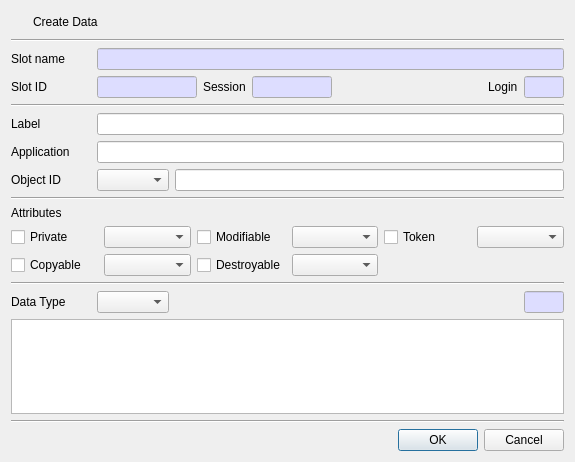
First picture: the form in CryptokiMan/create_data_dlg.ui, repository jykim74/CryptokiMan, before the edit.
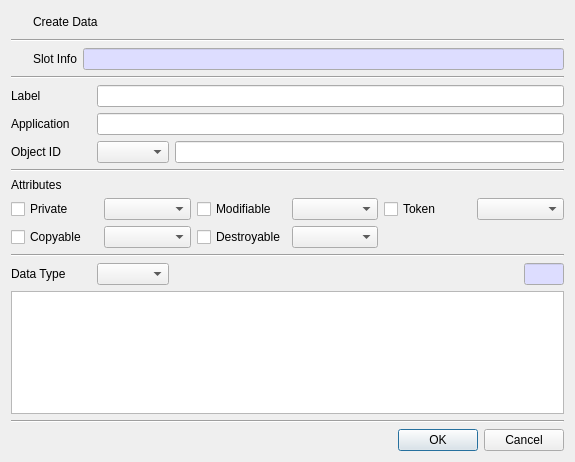
Second picture: the form after the edit. Icons and pictures are not drawn.

Diff of the .ui file:
```diff
--- a/CryptokiMan/create_data_dlg.ui
+++ b/CryptokiMan/create_data_dlg.ui
@@ -63,21 +63,8 @@
      <property name="topMargin">
       <number>0</number>
      </property>
-     <item row="0" column="0">
-      <widget class="QLabel" name="label">
-       <property name="minimumSize">
-        <size>
-         <width>80</width>
-         <height>0</height>
-        </size>
-       </property>
-       <property name="text">
-        <string>Slot name</string>
-       </property>
-      </widget>
-     </item>
-     <item row="0" column="1">
-      <widget class="QLineEdit" name="mSlotNameText">
+     <item row="0" column="2">
+      <widget class="QLineEdit" name="mSlotInfoText">
        <property name="palette">
         <palette>
          <active>
@@ -110,208 +97,44 @@
        </property>
       </widget>
      </item>
-    </layout>
-   </item>
-   <item>
-    <layout class="QGridLayout" name="gridLayout_2">
-     <property name="topMargin">
-      <number>0</number>
-     </property>
-     <item row="0" column="2">
-      <widget class="QLabel" name="label_3">
-       <property name="text">
-        <string>Session</string>
-       </property>
-      </widget>
-     </item>
      <item row="0" column="1">
-      <widget class="QLineEdit" name="mSlotIDText">
-       <property name="maximumSize">
-        <size>
-         <width>100</width>
-         <height>16777215</height>
-        </size>
-       </property>
-       <property name="palette">
-        <palette>
-         <active>
-          <colorrole role="Base">
-           <brush brushstyle="SolidPattern">
-            <color alpha="255">
-             <red>221</red>
-             <green>221</green>
-             <blue>255</blue>
-            </color>
-           </brush>
-          </colorrole>
-         </active>
-         <inactive>
-          <colorrole role="Base">
-           <brush brushstyle="SolidPattern">
-            <color alpha="255">
-             <red>221</red>
-             <green>221</green>
-             <blue>255</blue>
-            </color>
-           </brush>
-          </colorrole>
-         </inactive>
-         <disabled>
-          <colorrole role="Base">
-           <brush brushstyle="SolidPattern">
-            <color alpha="255">
-             <red>240</red>
-             <green>240</green>
-             <blue>240</blue>
-            </color>
-           </brush>
-          </colorrole>
-         </disabled>
-        </palette>
-       </property>
-       <property name="readOnly">
-        <bool>true</bool>
-       </property>
-      </widget>
-     </item>
-     <item row="0" column="6">
-      <widget class="QLineEdit" name="mLoginText">
+      <widget class="QLabel" name="label">
        <property name="minimumSize">
         <size>
-         <width>40</width>
+         <width>0</width>
          <height>0</height>
         </size>
        </property>
-       <property name="maximumSize">
-        <size>
-         <width>40</width>
-         <height>16777215</height>
-        </size>
-       </property>
-       <property name="palette">
-        <palette>
-         <active>
-          <colorrole role="Base">
-           <brush brushstyle="SolidPattern">
-            <color alpha="255">
-             <red>221</red>
-             <green>221</green>
-             <blue>255</blue>
-            </color>
-           </brush>
-          </colorrole>
-         </active>
-         <inactive>
-          <colorrole role="Base">
-           <brush brushstyle="SolidPattern">
-            <color alpha="255">
-             <red>221</red>
-             <green>221</green>
-             <blue>255</blue>
-            </color>
-           </brush>
-          </colorrole>
-         </inactive>
-         <disabled>
-          <colorrole role="Base">
-           <brush brushstyle="SolidPattern">
-            <color alpha="255">
-             <red>240</red>
-             <green>240</green>
-             <blue>240</blue>
-            </color>
-           </brush>
-          </colorrole>
-         </disabled>
-        </palette>
-       </property>
-       <property name="readOnly">
-        <bool>true</bool>
-       </property>
-      </widget>
-     </item>
-     <item row="0" column="3">
-      <widget class="QLineEdit" name="mSessionText">
-       <property name="maximumSize">
-        <size>
-         <width>80</width>
-         <height>16777215</height>
-        </size>
-       </property>
-       <property name="palette">
-        <palette>
-         <active>
-          <colorrole role="Base">
-           <brush brushstyle="SolidPattern">
-            <color alpha="255">
-             <red>221</red>
-             <green>221</green>
-             <blue>255</blue>
-            </color>
-           </brush>
-          </colorrole>
-         </active>
-         <inactive>
-          <colorrole role="Base">
-           <brush brushstyle="SolidPattern">
-            <color alpha="255">
-             <red>221</red>
-             <green>221</green>
-             <blue>255</blue>
-            </color>
-           </brush>
-          </colorrole>
-         </inactive>
-         <disabled>
-          <colorrole role="Base">
-           <brush brushstyle="SolidPattern">
-            <color alpha="255">
-             <red>240</red>
-             <green>240</green>
-             <blue>240</blue>
-            </color>
-           </brush>
-          </colorrole>
-         </disabled>
-        </palette>
-       </property>
-       <property name="readOnly">
-        <bool>true</bool>
+       <property name="text">
+        <string>Slot Info</string>
        </property>
       </widget>
      </item>
      <item row="0" column="0">
-      <widget class="QLabel" name="label_7">
+      <widget class="QPushButton" name="mSlotBtn">
        <property name="minimumSize">
         <size>
-         <width>80</width>
+         <width>16</width>
          <height>0</height>
         </size>
        </property>
-       <property name="text">
-        <string>Slot ID</string>
-       </property>
-      </widget>
-     </item>
-     <item row="0" column="5">
-      <widget class="QLabel" name="label_8">
-       <property name="text">
-        <string>Login</string>
-       </property>
-      </widget>
-     </item>
-     <item row="0" column="4">
-      <spacer name="horizontalSpacer">
-       <property name="orientation">
-        <enum>Qt::Horizontal</enum>
-       </property>
-       <property name="sizeHint" stdset="0">
+       <property name="maximumSize">
         <size>
-         <width>40</width>
-         <height>20</height>
+         <width>16</width>
+         <height>16777215</height>
         </size>
        </property>
-      </spacer>
+       <property name="text">
+        <string/>
+       </property>
+       <property name="icon">
+        <iconset resource="cryptokiman.qrc">
+         <normaloff>:/images/slot.png</normaloff>:/images/slot.png</iconset>
+       </property>
+       <property name="flat">
+        <bool>true</bool>
+       </property>
+      </widget>
      </item>
     </layout>
    </item>
```
Left out of the diff: 5 changed lines with no effect on the pictures.
